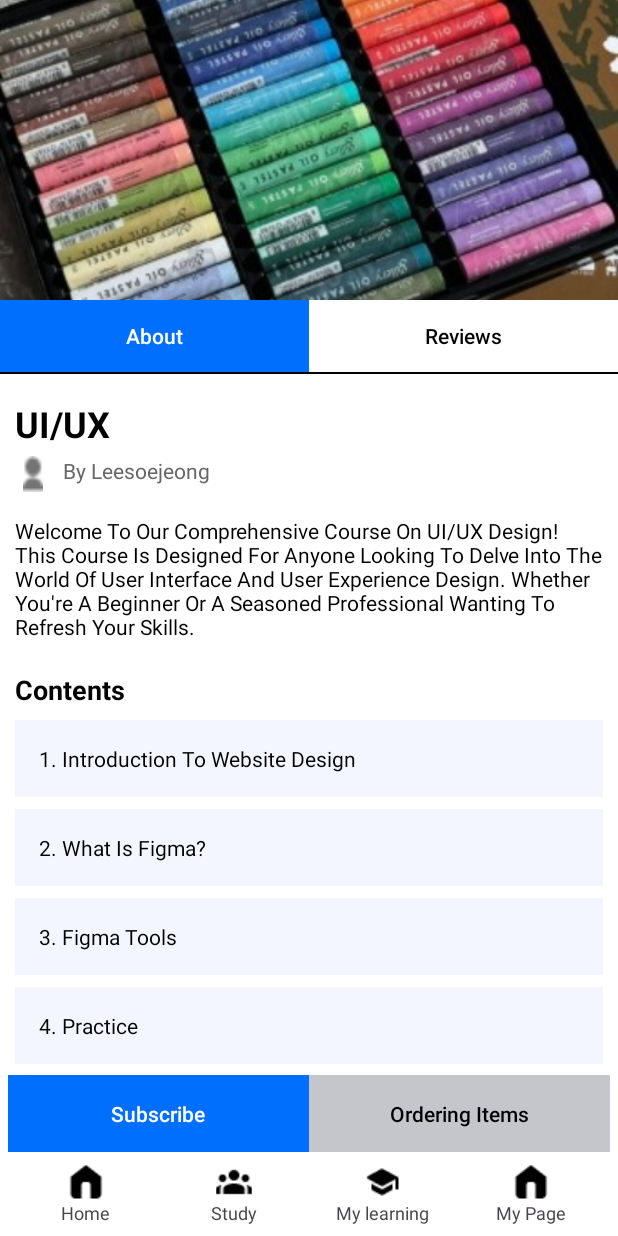
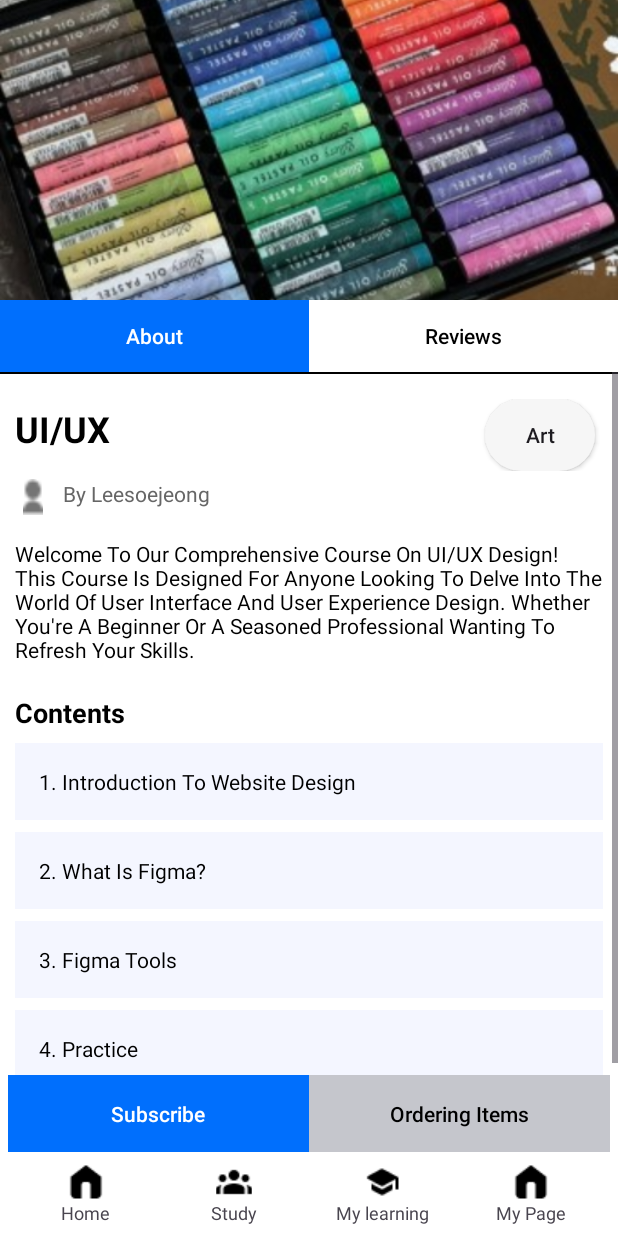
Before and after one commit to PlantInGreenhouse/MP_TermProject_1, an Android app: the lecture_8 screen opened directly, with no data from a screen before it, on a phone screen of 412 x 824 dp. Run offline under Robolectric (Android 15) with nearby library versions, the phone set to English and light mode, and no system bars; 1 statement that could not run was skipped.

Commit message:
lecture_8 category add

```diff
--- a/app/src/main/res/layout/lecture_8.xml
+++ b/app/src/main/res/layout/lecture_8.xml
@@ -65,7 +65,13 @@
             android:paddingRight="10dp"
             android:layout_marginTop="18dp">
 
-            <!-- Course Title -->
+            <!-- Course Title and Category Button -->
+            <LinearLayout
+                android:id="@+id/course_title_selection"
+                android:layout_width="match_parent"
+                android:layout_height="wrap_content"
+                android:orientation="horizontal">
+
                 <TextView
                     android:id="@+id/course_title"
                     android:layout_width="wrap_content"
@@ -73,14 +79,28 @@
                     android:text="UI/UX"
                     android:textSize="24sp"
                     android:textStyle="bold"
-                android:textColor="#000000"/>
+                    android:textColor="#000000"
+                    android:layout_marginRight="250dp"/>
+
+                <android.widget.Button
+                    android:id="@+id/category_art"
+                    android:layout_width="wrap_content"
+                    android:layout_height="wrap_content"
+                    android:layout_marginEnd="5dp"
+                    android:background="@drawable/unselected_button"
+                    android:paddingHorizontal="15dp"
+                    android:paddingVertical="5dp"
+                    android:text="Art"
+                    android:textAllCaps="false"
+                    android:textSize="14sp" />
+            </LinearLayout>
 
             <!-- Course Author -->
             <LinearLayout
                 android:id="@+id/course_author_layout"
                 android:layout_width="wrap_content"
                 android:layout_height="wrap_content"
-                android:layout_below="@id/course_title"
+                android:layout_below="@id/course_title_selection"
                 android:orientation="horizontal"
                 android:layout_marginTop="5dp">
 
```
Lines whose indentation alone changed are shown as unchanged.
